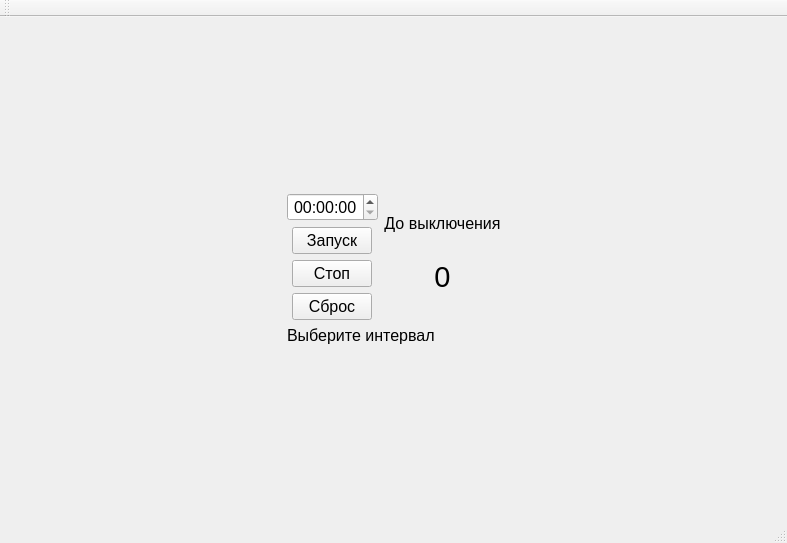
First picture: the form in mainwindow.ui, repository Lelius/TimerCompOff, before the edit.
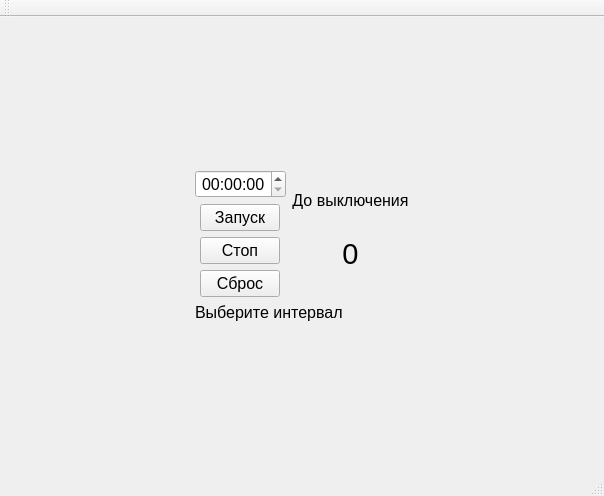
Second picture: the form after the edit.

Commit message: Нашел один баг, аварийный выход из программы при нажатии на Сброс сразу после запуска. Была попытка работы с объектом QTimer tmr до его создания. Так же уменьшил размер окна при запуске.

Diff of the .ui file:
```diff
--- a/mainwindow.ui
+++ b/mainwindow.ui
@@ -6,8 +6,8 @@
    <rect>
     <x>0</x>
     <y>0</y>
-    <width>787</width>
-    <height>543</height>
+    <width>604</width>
+    <height>496</height>
    </rect>
   </property>
   <property name="windowTitle">
```
Left out of the diff: 2 changed lines with no effect on the pictures. The commit also changes 1 other file.
